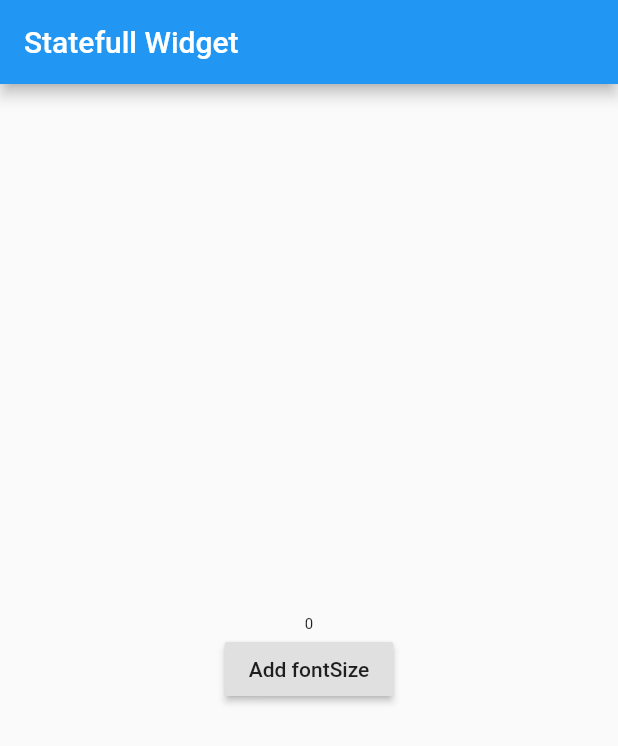
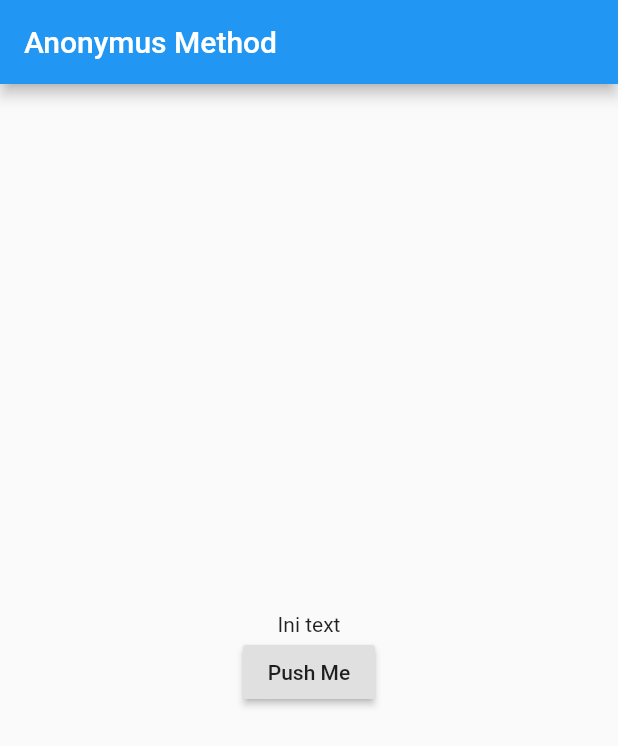
Before and after one commit to taufanbasri/flutter_basic, a Flutter app: the screen it shows after launch, on a phone screen of 412 x 824 dp. Shown: the top 746 px of the screen. Run offline on Flutter 3.47's test engine with Material 2 defaults, Android fonts, the phone set to English and light mode, and no system bars.

Commit message:
Anonymus Function

```diff
--- a/lib/main.dart
+++ b/lib/main.dart
@@ -12,32 +12,27 @@ class MyApp extends StatefulWidget {
 }
 
 class _MyAppState extends State<MyApp> {
-  int number = 0;
-
-  void tambahBilangan() {
-    setState(() {
-      number++;
-    });
-  }
+  String message = "Ini text";
 
   @override
   Widget build(BuildContext context) {
     return MaterialApp(
       home: Scaffold(
         appBar: AppBar(
-          title: const Text("Statefull Widget"),
+          title: const Text("Anonymus Method"),
         ),
         body: Center(
           child: Column(
             mainAxisAlignment: MainAxisAlignment.center,
-            children: [
-              Text(
-                number.toString(),
-                style: TextStyle(fontSize: 10 + number.toDouble()),
-              ),
+            children: <Widget>[
+              Text(message),
               RaisedButton(
-                onPressed: tambahBilangan,
-                child: const Text("Add fontSize"),
+                onPressed: () {
+                  setState(() {
+                    message = "Tombol sudah ditekan";
+                  });
+                },
+                child: const Text("Push Me"),
               )
             ],
           ),
```
